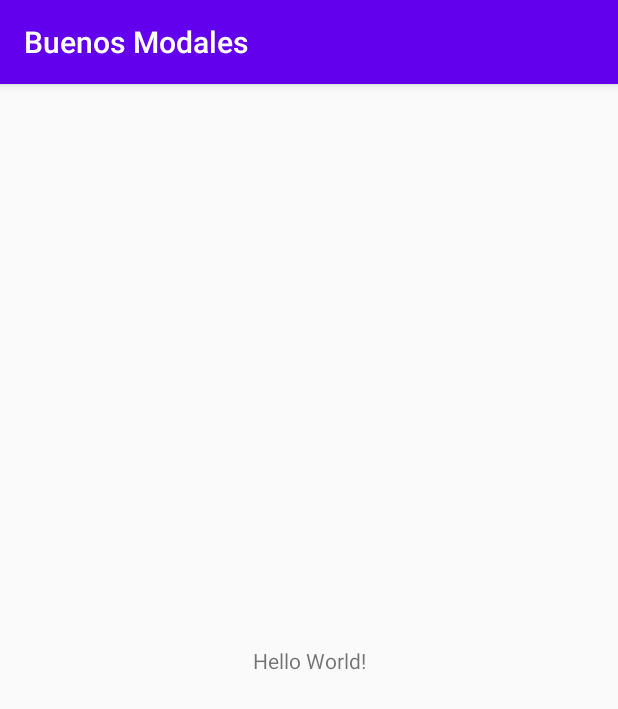
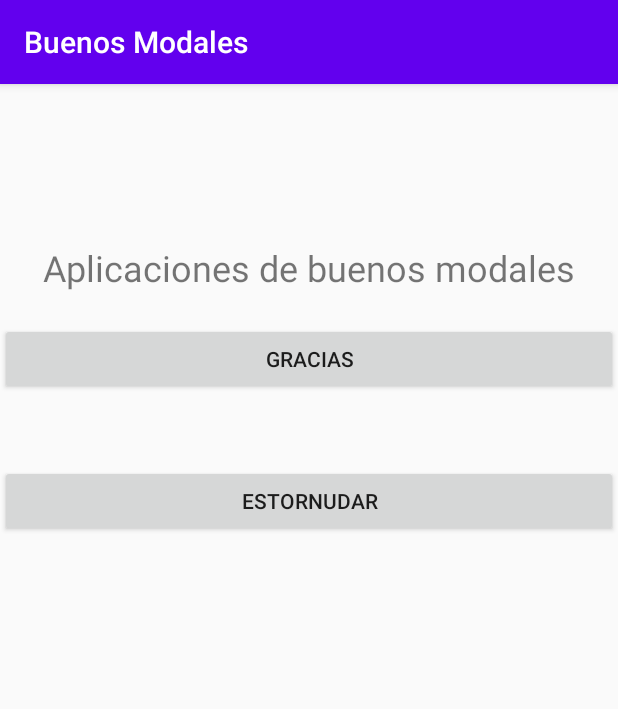
Before and after one commit to damian2121/Buenos_Modales, an Android app: the screen it shows after launch (MainActivity), on a phone screen of 412 x 824 dp. Shown: the top 709 px of the screen. Run offline under Robolectric (Android 15) with nearby library versions, the phone set to English and light mode, and no system bars.

Commit message:
Aplicacion terminada

```diff
--- a/app/src/main/java/com/example/buenosmodales/MainActivity.java
+++ b/app/src/main/java/com/example/buenosmodales/MainActivity.java
@@ -3,12 +3,36 @@ package com.example.buenosmodales;
 import androidx.appcompat.app.AppCompatActivity;
 
 import android.os.Bundle;
+import android.view.View;
+import android.widget.Button;
+import android.widget.Toast;
 
 public class MainActivity extends AppCompatActivity {
+
+    private Button btn_gracias;
+    private Button btn_estornudar;
 
     @Override
     protected void onCreate(Bundle savedInstanceState) {
         super.onCreate(savedInstanceState);
         setContentView(R.layout.activity_main);
+         btn_gracias = (Button)findViewById(R.id.button_gracias);
+         btn_estornudar = (Button) findViewById(R.id.button_estornudar);
+          btn_gracias.setOnClickListener(graciasListener);
+          btn_estornudar.setOnClickListener(estornudarListener);
     }
+
+    private View.OnClickListener graciasListener = new View.OnClickListener() {
+        @Override
+        public void onClick(View v) {
+            Toast.makeText(MainActivity.this,"De nada",Toast.LENGTH_LONG).show();
+        }
+    };
+
+    private View.OnClickListener estornudarListener = new View.OnClickListener() {
+        @Override
+        public void onClick(View v) {
+            Toast.makeText(MainActivity.this,"Salud!",Toast.LENGTH_LONG).show();
+        }
+    };
 }
--- a/app/src/main/res/layout/activity_main.xml
+++ b/app/src/main/res/layout/activity_main.xml
@@ -7,12 +7,42 @@
     tools:context=".MainActivity">
 
     <TextView
+        android:id="@+id/textView"
         android:layout_width="wrap_content"
         android:layout_height="wrap_content"
-        android:text="Hello World!"
+        android:layout_margin="10dp"
+        android:text="@string/titulo"
+        android:textSize="24sp"
         app:layout_constraintBottom_toBottomOf="parent"
+        app:layout_constraintEnd_toEndOf="parent"
         app:layout_constraintLeft_toLeftOf="parent"
         app:layout_constraintRight_toRightOf="parent"
-        app:layout_constraintTop_toTopOf="parent" />
+        app:layout_constraintStart_toStartOf="parent"
+        app:layout_constraintTop_toTopOf="parent"
+        app:layout_constraintVertical_bias="0.134" />
+
+    <Button
+        android:id="@+id/button_gracias"
+        android:layout_width="match_parent"
+        android:layout_height="wrap_content"
+        android:text="@string/gracias"
+        app:layout_constraintBottom_toTopOf="@+id/button_estornudar"
+        app:layout_constraintEnd_toEndOf="parent"
+        app:layout_constraintHorizontal_bias="0.0"
+        app:layout_constraintStart_toStartOf="parent"
+        app:layout_constraintTop_toBottomOf="@+id/textView"
+        app:layout_constraintVertical_bias="0.308" />
+
+    <Button
+        android:id="@+id/button_estornudar"
+        android:layout_width="match_parent"
+        android:layout_height="wrap_content"
+        android:text="@string/estornudar"
+        app:layout_constraintBottom_toBottomOf="parent"
+        app:layout_constraintEnd_toEndOf="parent"
+        app:layout_constraintHorizontal_bias="0.0"
+        app:layout_constraintStart_toStartOf="parent"
+        app:layout_constraintTop_toBottomOf="@+id/textView"
+        app:layout_constraintVertical_bias="0.198" />
 
 </androidx.constraintlayout.widget.ConstraintLayout>
--- a/app/src/main/res/values/strings.xml
+++ b/app/src/main/res/values/strings.xml
@@ -1,3 +1,9 @@
 <resources>
     <string name="app_name">Buenos Modales</string>
+
+
+    <string name="titulo"> Aplicaciones de buenos modales</string>
+
+    <string name="gracias"> Gracias </string>
+    <string name="estornudar"> Estornudar</string>
 </resources>
```
